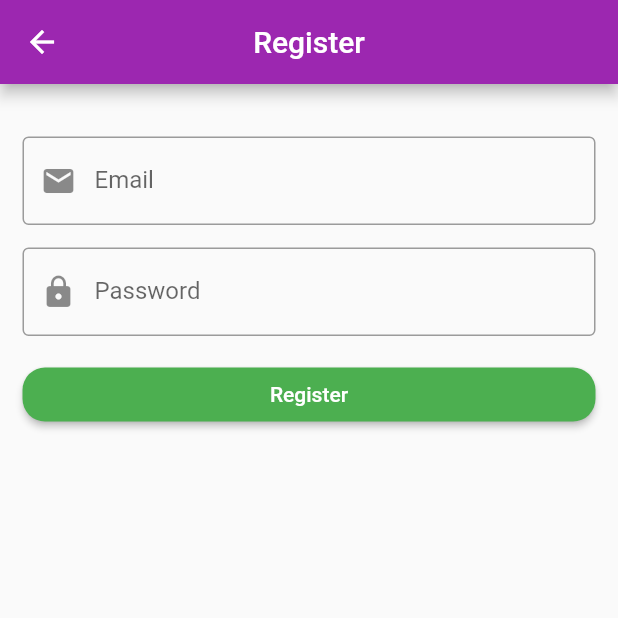
After one commit to amir58/FlutterHTIG26, a Flutter app: the screen it shows after launch, after a tap on "Register", on a phone screen of 412 x 824 dp, the top half of it. The commit adds this screen. Run offline on Flutter 3.47's test engine with Material 2 defaults, Android fonts, the phone set to English and light mode, and no system bars; our stand-ins replace cloud_firestore, firebase_auth, firebase_core, fluttertoast, story_view; accounts and stored records are empty; network calls fail.

Commit message:
Session 7

```diff
--- /dev/null
+++ b/lib/notes/notes_login_screen.dart
@@ -0,0 +1,148 @@
+import 'package:firebase_auth/firebase_auth.dart';
+import 'package:flutter/material.dart';
+import 'package:flutter26/notes/notes_register_screen.dart';
+import 'package:flutter26/notes/notes_screen.dart';
+import 'package:fluttertoast/fluttertoast.dart';
+
+class NotesLoginScreen extends StatefulWidget {
+  NotesLoginScreen({Key? key}) : super(key: key);
+
+  @override
+  State<NotesLoginScreen> createState() => _NotesLoginScreenState();
+}
+
+class _NotesLoginScreenState extends State<NotesLoginScreen> {
+  final emailController = TextEditingController();
+
+  final passwordController = TextEditingController();
+
+  @override
+  Widget build(BuildContext context) {
+    return Scaffold(
+      appBar: AppBar(
+        title: const Text("Login"),
+        centerTitle: true,
+      ),
+      body: Padding(
+        padding: const EdgeInsets.all(15),
+        child: Column(
+          crossAxisAlignment: CrossAxisAlignment.end,
+          children: [
+            const SizedBox(height: 20),
+            TextFormField(
+              controller: emailController,
+              textInputAction: TextInputAction.next,
+              keyboardType: TextInputType.emailAddress,
+              decoration: const InputDecoration(
+                labelText: 'Email',
+                border: OutlineInputBorder(),
+                prefixIcon: Icon(
+                  Icons.email,
+                ),
+              ),
+            ),
+            const SizedBox(height: 15),
+            TextFormField(
+              controller: passwordController,
+              obscureText: true,
+              decoration: const InputDecoration(
+                  border: OutlineInputBorder(),
+                  prefixIcon: Icon(Icons.lock),
+                  labelText: "Password"),
+            ),
+            const SizedBox(height: 15),
+            const Text("Forget your password ?"),
+            const SizedBox(height: 15),
+            Row(
+              // Main  => Horizontal
+              // Cross => Vertical
+              mainAxisAlignment: MainAxisAlignment.center,
+              children: [
+                // 2 / 3
+                Expanded(
+                  child: MaterialButton(
+                    color: Colors.green,
+                    shape: RoundedRectangleBorder(
+                      borderRadius: BorderRadius.circular(15),
+                    ),
+                    onPressed: () => login(context),
+                    child: const Text(
+                      "Login",
+                      style: TextStyle(
+                        color: Colors.white,
+                      ),
+                    ),
+                  ),
+                ),
+                const SizedBox(width: 10),
+                // 1 / 3
+                Expanded(
+                  child: MaterialButton(
+                    shape: RoundedRectangleBorder(
+                      borderRadius: BorderRadius.circular(15),
+                      side: const BorderSide(
+                        color: Colors.green,
+                      ),
+                    ),
+                    onPressed: () => navigateToRegisterScreen(),
+                    child: const Text(
+                      "Register",
+                      style: TextStyle(
+                        color: Colors.green,
+                      ),
+                    ),
+                  ),
+                ),
+              ],
+            ),
+          ],
+        ),
+      ),
+    );
+  }
+
+  void login(BuildContext context) {
+    String email = emailController.text;
+
+    String password = passwordController.text;
+
+    FirebaseAuth firebaseAuth = FirebaseAuth.instance;
+
+    firebaseAuth
+        .signInWithEmailAndPassword(
+      email: email,
+      password: password,
+    )
+        .then((value) {
+      Navigator.pushReplacement(
+        context,
+        MaterialPageRoute(
+          builder: (context) => NotesScreen(),
+        ),
+      );
+    }).catchError((error) {
+      print(error);
+      showErrorToast(error.toString());
+    });
+  }
+
+  void showErrorToast(String errorMessage) {
+    Fluttertoast.showToast(
+        msg: errorMessage,
+        toastLength: Toast.LENGTH_SHORT,
+        gravity: ToastGravity.CENTER,
+        timeInSecForIosWeb: 1,
+        backgroundColor: Colors.red,
+        textColor: Colors.white,
+        fontSize: 16.0);
+  }
+
+  navigateToRegisterScreen() {
+    Navigator.push(
+      context,
+      MaterialPageRoute(
+        builder: (context) => NotesRegisterScreen(),
+      ),
+    );
+  }
+}
--- /dev/null
+++ b/lib/notes/notes_register_screen.dart
@@ -0,0 +1,104 @@
+import 'package:firebase_auth/firebase_auth.dart';
+import 'package:flutter/material.dart';
+import 'package:flutter26/notes/notes_screen.dart';
+import 'package:fluttertoast/fluttertoast.dart';
+
+class NotesRegisterScreen extends StatelessWidget {
+  NotesRegisterScreen({Key? key}) : super(key: key);
+
+  final emailController = TextEditingController();
+  final passwordController = TextEditingController();
+
+  @override
+  Widget build(BuildContext context) {
+    return Scaffold(
+      appBar: AppBar(
+        title: const Text("Register"),
+        centerTitle: true,
+      ),
+      body: Padding(
+        padding: const EdgeInsets.all(15),
+        child: Column(
+          crossAxisAlignment: CrossAxisAlignment.end,
+          children: [
+            const SizedBox(height: 20),
+            TextFormField(
+              controller: emailController,
+              textInputAction: TextInputAction.next,
+              keyboardType: TextInputType.emailAddress,
+              decoration: const InputDecoration(
+                labelText: 'Email',
+                border: OutlineInputBorder(),
+                prefixIcon: Icon(
+                  Icons.email,
+                ),
+              ),
+            ),
+            const SizedBox(height: 15),
+            TextFormField(
+              controller: passwordController,
+              obscureText: true,
+              decoration: const InputDecoration(
+                  border: OutlineInputBorder(),
+                  prefixIcon: Icon(Icons.lock),
+                  labelText: "Password"),
+            ),
+            const SizedBox(height: 15),
+            SizedBox(
+              width: double.infinity,
+              child: MaterialButton(
+                color: Colors.green,
+                shape: RoundedRectangleBorder(
+                  borderRadius: BorderRadius.circular(15),
+                ),
+                onPressed: () => register(context),
+                child: const Text(
+                  "Register",
+                  style: TextStyle(
+                    color: Colors.white,
+                  ),
+                ),
+              ),
+            ),
+          ],
+        ),
+      ),
+    );
+  }
+
+  void register(BuildContext context) {
+    String email = emailController.text;
+
+    String password = passwordController.text;
+
+    FirebaseAuth firebaseAuth = FirebaseAuth.instance;
+
+    firebaseAuth
+        .createUserWithEmailAndPassword(
+      email: email,
+      password: password,
+    )
+        .then(
+      (value) {
+        Navigator.pop(context);
+        showToast("Account created");
+      },
+    ).catchError(
+      (error) {
+        print(error);
+        showToast(error.toString());
+      },
+    );
+  }
+
+  void showToast(String errorMessage) {
+    Fluttertoast.showToast(
+        msg: errorMessage,
+        toastLength: Toast.LENGTH_SHORT,
+        gravity: ToastGravity.CENTER,
+        timeInSecForIosWeb: 1,
+        backgroundColor: Colors.red,
+        textColor: Colors.white,
+        fontSize: 16.0);
+  }
+}
--- a/pubspec.yaml
+++ b/pubspec.yaml
@@ -38,6 +38,8 @@ dependencies:
   story_view: ^0.14.0
   firebase_core: ^2.14.0
   cloud_firestore: ^4.8.1
+  firebase_auth: ^4.6.3
+  fluttertoast: ^8.2.2
 
 dev_dependencies:
   flutter_test:
```
Also changed, not shown: lib/main.dart (+14 -99 lines), lib/notes/notes_screen.dart (+21 -1 lines), pubspec.lock.
